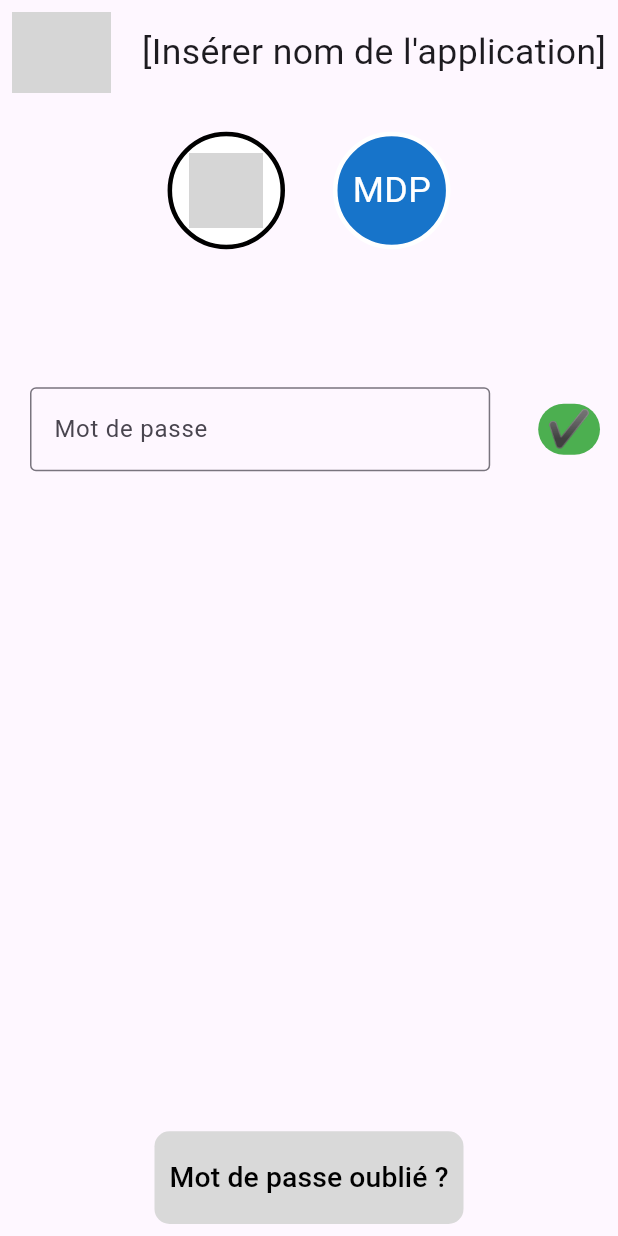
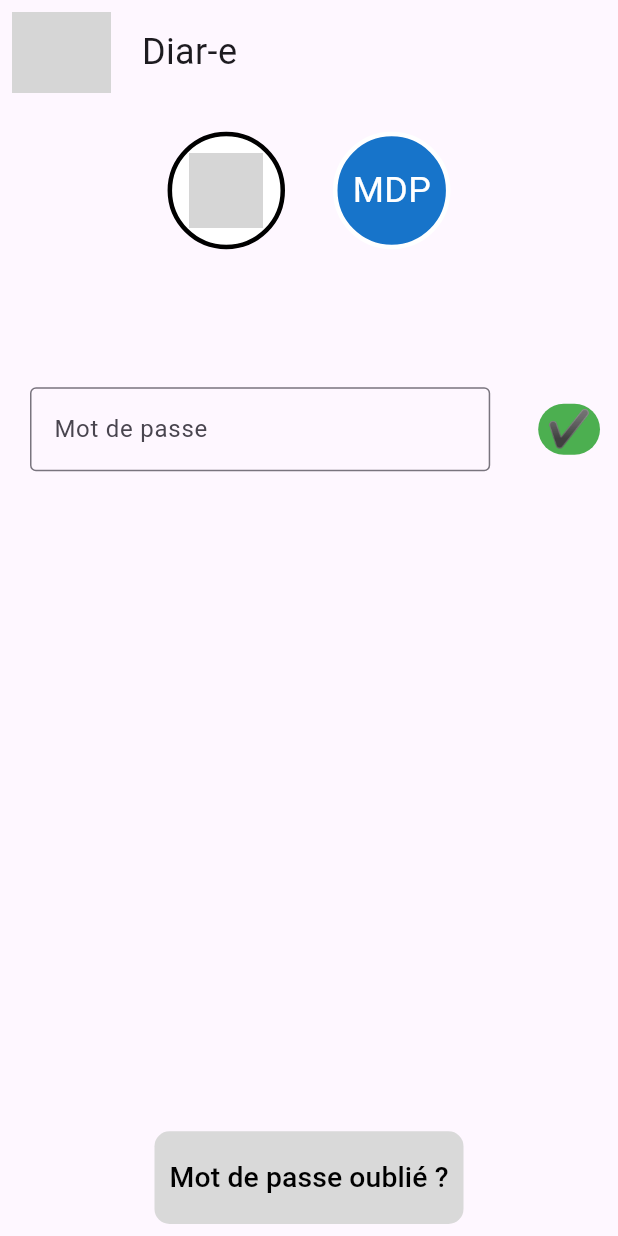
Before and after one commit to ThomasVly/Projet-F, a Flutter app: the screen it shows after launch, after a tap on "Valider", after a tap on "MDP", on a phone screen of 412 x 824 dp. Run offline on Flutter 3.47's test engine with Material 3 defaults, Android fonts, the phone set to English and light mode, and no system bars; our stand-ins replace shared_preferences, table_calendar; grey boxes are pictures that could not be loaded.

Commit message:
nom d'appli + adaptation dark mode

```diff
--- a/lib/classes/digicode.dart
+++ b/lib/classes/digicode.dart
@@ -114,7 +114,7 @@ class _DigicodePageState extends State<DigicodePage> {
                       child: FittedBox(
                         fit: BoxFit.scaleDown,
                         child: Text(
-                          "[Insérer nom de l'application]",
+                          "Diar-e",
                           style: TextStyle(fontSize: 24.0),
                         ),
                       ),
--- a/lib/classes/mot_de_passe.dart
+++ b/lib/classes/mot_de_passe.dart
@@ -64,7 +64,7 @@ class _MotDePassePageState extends State<MotDePassePage> {
                       child: FittedBox(
                         fit: BoxFit.scaleDown,
                         child: Text(
-                          "[Insérer nom de l'application]",
+                          "Diar-e",
                           style: TextStyle(fontSize: 24.0),
                         ),
                       ),
```
Also changed, not shown: lib/classes/forgot_password.dart (+26 -2 lines).
